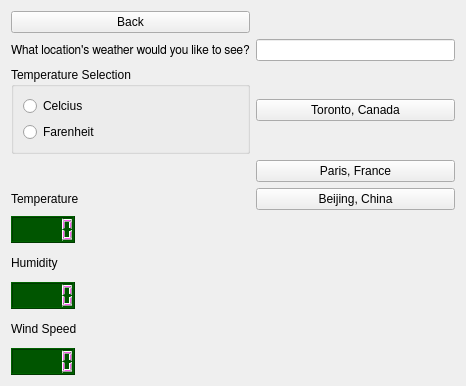
Old version of the form weatherwindow.ui in the repository steven938/Raspi-Widget.
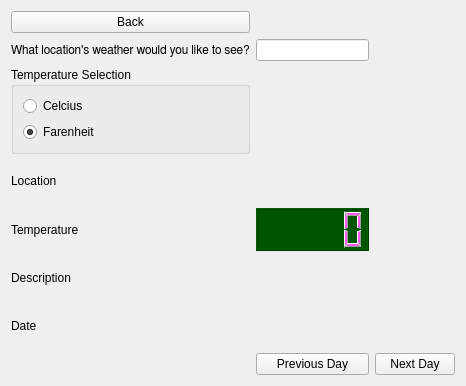
New version of the form.

Patch:
```diff
--- a/weatherwindow.ui
+++ b/weatherwindow.ui
@@ -14,22 +14,10 @@
    <string>Habari | Weather</string>
   </property>
   <layout class="QGridLayout" name="gridLayout_2">
-   <item row="9" column="0">
+   <item row="6" column="0">
     <widget class="QLabel" name="label_4">
      <property name="text">
-      <string>Wind Speed</string>
-     </property>
-    </widget>
-   </item>
-   <item row="1" column="0">
-    <widget class="QLabel" name="label">
-     <property name="font">
-      <font>
-       <family>FreeSans</family>
-      </font>
-     </property>
-     <property name="text">
-      <string>What location's weather would you like to see?</string>
+      <string>Description</string>
      </property>
     </widget>
    </item>
@@ -40,58 +28,29 @@
      </property>
     </widget>
    </item>
-   <item row="8" column="0" alignment="Qt::AlignLeft">
-    <widget class="QLCDNumber" name="humidity">
-     <property name="styleSheet">
-      <string notr="true">QLCDNumber{
-    color: rgb(255, 89, 242);    
-    background-color: rgb(0, 85, 0);
-}</string>
+   <item row="8" column="1">
+    <widget class="QPushButton" name="prevButton">
+     <property name="text">
+      <string>Previous Day</string>
      </property>
     </widget>
    </item>
-   <item row="10" column="0" alignment="Qt::AlignLeft">
-    <widget class="QLCDNumber" name="windSpeed">
-     <property name="styleSheet">
-      <string notr="true">QLCDNumber{
-    color: rgb(255, 89, 242);    
-    background-color: rgb(0, 85, 0);
-}</string>
+   <item row="1" column="0">
+    <widget class="QLabel" name="label">
+     <property name="font">
+      <font>
+       <family>FreeSans</family>
+      </font>
      </property>
-    </widget>
-   </item>
-   <item row="2" column="1">
-    <widget class="QPushButton" name="torontoButton">
      <property name="text">
-      <string>Toronto, Canada</string>
+      <string>What location's weather would you like to see?</string>
      </property>
     </widget>
    </item>
    <item row="5" column="0">
-    <widget class="QLabel" name="label_2">
-     <property name="text">
-      <string>Temperature</string>
-     </property>
-    </widget>
-   </item>
-   <item row="5" column="1">
-    <widget class="QPushButton" name="beijingButton">
-     <property name="text">
-      <string>Beijing, China</string>
-     </property>
-    </widget>
-   </item>
-   <item row="4" column="1">
-    <widget class="QPushButton" name="parisButton">
-     <property name="text">
-      <string>Paris, France</string>
-     </property>
-    </widget>
-   </item>
-   <item row="7" column="0">
     <widget class="QLabel" name="label_3">
      <property name="text">
-      <string>Humidity</string>
+      <string>Temperature</string>
      </property>
     </widget>
    </item>
@@ -122,12 +81,36 @@
         <property name="text">
          <string>Farenheit</string>
         </property>
+        <property name="checked">
+         <bool>true</bool>
+        </property>
        </widget>
       </item>
      </layout>
     </widget>
    </item>
-   <item row="6" column="0" alignment="Qt::AlignLeft">
+   <item row="8" column="2">
+    <widget class="QPushButton" name="nextButton">
+     <property name="text">
+      <string>Next Day</string>
+     </property>
+    </widget>
+   </item>
+   <item row="4" column="0">
+    <widget class="QLabel" name="label_2">
+     <property name="text">
+      <string>Location</string>
+     </property>
+    </widget>
+   </item>
+   <item row="7" column="0">
+    <widget class="QLabel" name="label_5">
+     <property name="text">
+      <string>Date</string>
+     </property>
+    </widget>
+   </item>
+   <item row="5" column="1">
     <widget class="QLCDNumber" name="temp">
      <property name="enabled">
       <bool>true</bool>
@@ -143,6 +126,27 @@
      </property>
     </widget>
    </item>
+   <item row="4" column="1">
+    <widget class="QLabel" name="locationLabel">
+     <property name="text">
+      <string> </string>
+     </property>
+    </widget>
+   </item>
+   <item row="6" column="1">
+    <widget class="QLabel" name="descLabel">
+     <property name="text">
+      <string> </string>
+     </property>
+    </widget>
+   </item>
+   <item row="7" column="1">
+    <widget class="QLabel" name="dateLabel">
+     <property name="text">
+      <string> </string>
+     </property>
+    </widget>
+   </item>
   </layout>
   <widget class="QWidget" name="horizontalLayoutWidget">
    <property name="geometry">
```
Left out of the diff: 7 changed lines with no effect on the pictures.
